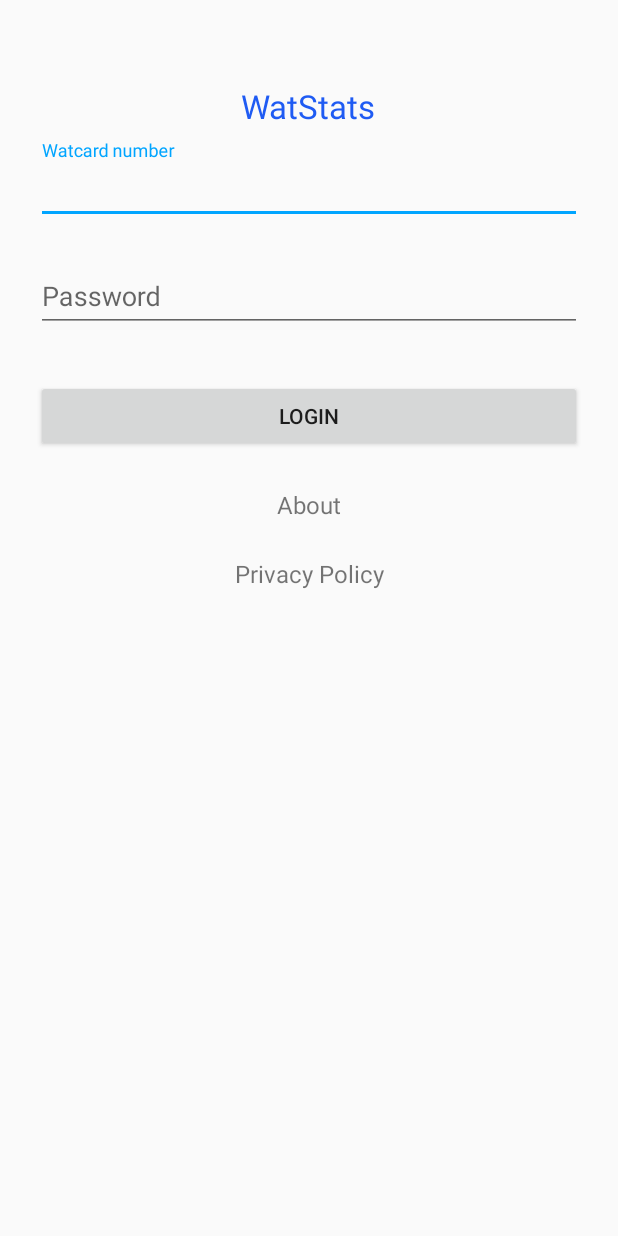
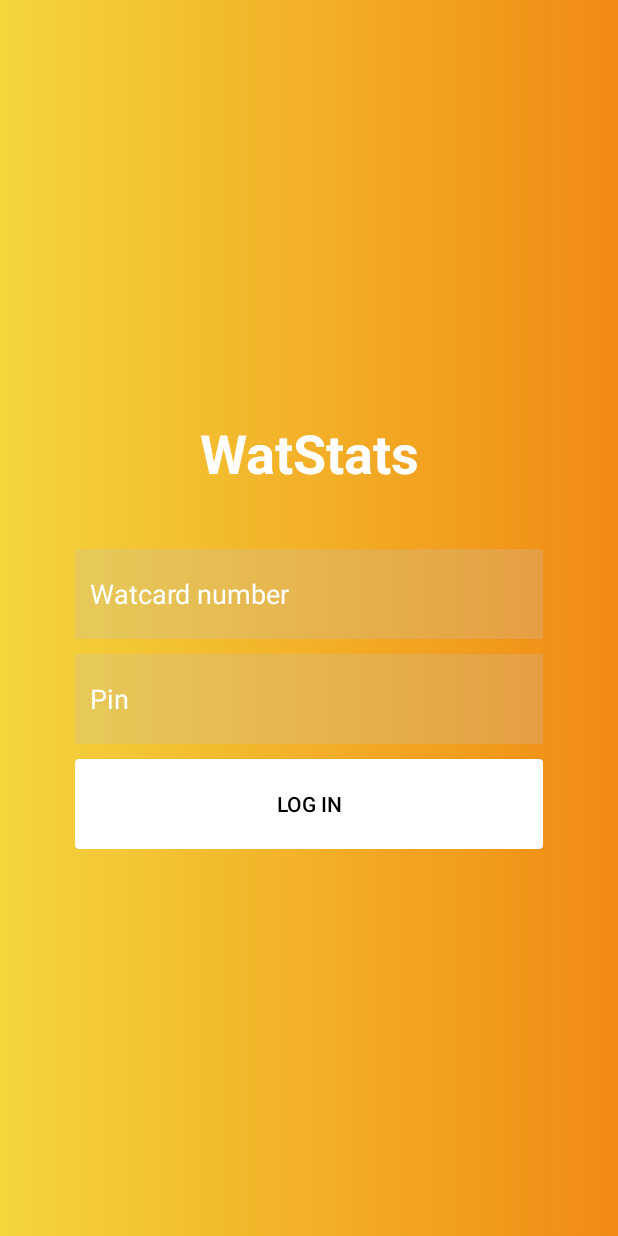
Before and after one commit to KevinLu/WatStats, an Android app: the layout activity_login.xml on its own in the app's theme, with its tools: preview values and no code run, on a phone screen of 412 x 824 dp. Run offline under Robolectric (Android 15) with nearby library versions, the phone set to English and light mode, and no system bars.

Commit message:
Add simple LoginActivity and login function

```diff
--- a/app/src/main/AndroidManifest.xml
+++ b/app/src/main/AndroidManifest.xml
@@ -12,6 +12,9 @@
         android:supportsRtl="true"
         android:theme="@style/AppTheme">
         <activity android:name=".MainActivity">
+        </activity>
+        <activity android:name=".LoginActivity" android:label="@string/app_name"
+            android:noHistory="true" android:excludeFromRecents="true">
             <intent-filter>
                 <action android:name="android.intent.action.MAIN" />
                 <category android:name="android.intent.category.LAUNCHER" />
--- /dev/null
+++ b/app/src/main/java/com/kevinlu/watstats/LoginActivity.java
@@ -0,0 +1,72 @@
+package com.kevinlu.watstats;
+
+import android.content.Intent;
+import android.graphics.drawable.AnimationDrawable;
+import android.os.Bundle;
+import android.view.View;
+import android.widget.Button;
+import android.widget.EditText;
+import android.widget.RelativeLayout;
+import android.widget.TextView;
+
+import androidx.appcompat.app.AppCompatActivity;
+
+
+public class LoginActivity extends AppCompatActivity {
+
+    RelativeLayout container;
+    AnimationDrawable anim;
+
+    //LoginHelper loginHelper;
+    TextView lblHeader;
+
+    EditText edtPassword, edtEmail;
+    Button btnLogin;
+
+    @Override
+    protected void onCreate(Bundle savedInstanceState) {
+        super.onCreate(savedInstanceState);
+
+        findViewById(android.R.id.content).setSystemUiVisibility(
+                View.SYSTEM_UI_FLAG_LAYOUT_FULLSCREEN | View.SYSTEM_UI_FLAG_LAYOUT_STABLE);
+
+        setContentView(R.layout.activity_login);
+        container = findViewById(R.id.container);
+        anim = (AnimationDrawable) container.getBackground();
+        anim.setEnterFadeDuration(100);
+        anim.setExitFadeDuration(1000);
+
+        //loginHelper = new LoginHelper(MainActivity.this);
+
+        lblHeader = findViewById(R.id.appHeader);
+
+        edtEmail = findViewById(R.id.loginUser);
+        edtPassword = findViewById(R.id.loginPass);
+        btnLogin = findViewById(R.id.loginButton);
+
+        btnLogin.setOnClickListener(view -> {
+            if (edtPassword.getText().toString().equals("") && edtEmail.getText().toString().equals("")) {
+                // Show error...
+            } else {
+                Intent launchHome = new Intent(LoginActivity.this, MainActivity.class);
+                launchHome.putExtra("user", edtEmail.getText().toString());
+                launchHome.putExtra("pass", edtPassword.getText().toString());
+                startActivity(launchHome);
+            }
+        });
+    }
+
+    @Override
+    protected void onResume() {
+        super.onResume();
+        if (anim != null && !anim.isRunning())
+            anim.start();
+    }
+
+    @Override
+    protected void onPause() {
+        super.onPause();
+        if (anim != null && anim.isRunning())
+            anim.stop();
+    }
+}
--- a/app/src/main/java/com/kevinlu/watstats/MainActivity.java
+++ b/app/src/main/java/com/kevinlu/watstats/MainActivity.java
@@ -35,6 +35,8 @@ public class MainActivity extends AppCompatActivity {
     private List<MonthlySpending> monthlySpendingList;
     private WatCardAPI api = new WatCardAPI();
     private WatCardService service = api.createService();
+    private String user;
+    private String pass;
 
     @Override
     protected void onCreate(Bundle savedInstanceState) {
@@ -79,7 +81,13 @@ public class MainActivity extends AppCompatActivity {
             }
         });
 
-        login("user", "pass");
+        Bundle bundle = getIntent().getExtras();
+        if (bundle != null) {
+            user = bundle.getString("user");
+            pass = bundle.getString("pass");
+        }
+
+        login(user, pass);
     }
 
     public void login(String id, String pin) {
--- /dev/null
+++ b/app/src/main/res/drawable/animation_list.xml
@@ -0,0 +1,18 @@
+<?xml version="1.0" encoding="utf-8"?>
+<animation-list xmlns:android="http://schemas.android.com/apk/res/android">
+    <item
+        android:drawable="@drawable/color1"
+        android:duration="4000" />
+    <item
+        android:drawable="@drawable/color2"
+        android:duration="4000" />
+    <item
+        android:drawable="@drawable/color3"
+        android:duration="4000" />
+    <item
+        android:drawable="@drawable/color4"
+        android:duration="4000" />
+    <item
+        android:drawable="@drawable/color5"
+        android:duration="4000" />
+</animation-list>
--- /dev/null
+++ b/app/src/main/res/drawable/color1.xml
@@ -0,0 +1,7 @@
+<?xml version="1.0" encoding="utf-8"?>
+<shape xmlns:android="http://schemas.android.com/apk/res/android">
+    <gradient
+        android:startColor="#F4D63D"
+        android:endColor="#F18A13"
+        android:angle="0"/>
+</shape>
--- /dev/null
+++ b/app/src/main/res/drawable/color2.xml
@@ -0,0 +1,7 @@
+<?xml version="1.0" encoding="utf-8"?>
+<shape xmlns:android="http://schemas.android.com/apk/res/android">
+    <gradient
+        android:startColor="#F18A13"
+        android:endColor="#FF9A3E"
+        android:angle="45"/>
+</shape>
--- /dev/null
+++ b/app/src/main/res/drawable/color3.xml
@@ -0,0 +1,7 @@
+<?xml version="1.0" encoding="utf-8"?>
+<shape xmlns:android="http://schemas.android.com/apk/res/android">
+    <gradient
+        android:startColor="#FF9A3E"
+        android:endColor="#DFDC25"
+        android:angle="90"/>
+</shape>
--- /dev/null
+++ b/app/src/main/res/drawable/color4.xml
@@ -0,0 +1,7 @@
+<?xml version="1.0" encoding="utf-8"?>
+<shape xmlns:android="http://schemas.android.com/apk/res/android">
+    <gradient
+        android:startColor="#DFDC25"
+        android:endColor="#1A1A1A"
+        android:angle="135"/>
+</shape>
--- /dev/null
+++ b/app/src/main/res/drawable/color5.xml
@@ -0,0 +1,7 @@
+<?xml version="1.0" encoding="utf-8"?>
+<shape xmlns:android="http://schemas.android.com/apk/res/android">
+    <gradient
+        android:startColor="#FF9300"
+        android:endColor="#1A1A1A"
+        android:angle="0"/>
+</shape>
--- /dev/null
+++ b/app/src/main/res/drawable/login_button.xml
@@ -0,0 +1,18 @@
+<?xml version="1.0" encoding="utf-8"?>
+<selector xmlns:android="http://schemas.android.com/apk/res/android">
+    <item
+        android:state_pressed="true"
+        android:state_enabled="false"
+        android:drawable="@drawable/login_button_disabled" />
+    <item
+        android:state_pressed="true"
+        android:state_enabled="true"
+        android:drawable="@drawable/login_button_pressed" />
+    <item
+        android:state_focused="true"
+        android:state_enabled="true"
+        android:drawable="@drawable/login_button_enabled" />
+    <item
+        android:state_enabled="true"
+        android:drawable="@drawable/login_button_enabled" />
+</selector>
--- /dev/null
+++ b/app/src/main/res/drawable/login_button_disabled.xml
@@ -0,0 +1,16 @@
+<?xml version="1.0" encoding="utf-8"?>
+
+<shape xmlns:android="http://schemas.android.com/apk/res/android"
+    android:shape="rectangle">
+    <solid
+        android:color="#abe9e9e9"/>
+
+    <padding android:left="7dp"
+        android:top="7dp"
+        android:right="7dp"
+        android:bottom="7dp" />
+    <stroke
+        android:width="1dip"
+        android:color="#000" />
+    <corners android:radius= "2dp" />
+</shape>
--- /dev/null
+++ b/app/src/main/res/drawable/login_button_enabled.xml
@@ -0,0 +1,16 @@
+<?xml version="1.0" encoding="utf-8"?>
+
+<shape xmlns:android="http://schemas.android.com/apk/res/android"
+    android:shape="rectangle">
+    <solid
+        android:color="#fff"/>
+
+    <padding android:left="7dp"
+        android:top="7dp"
+        android:right="7dp"
+        android:bottom="7dp" />
+    <stroke
+        android:width="1dip"
+        android:color="#fff" />
+    <corners android:radius= "2dp" />
+</shape>
--- /dev/null
+++ b/app/src/main/res/drawable/login_button_pressed.xml
@@ -0,0 +1,16 @@
+<?xml version="1.0" encoding="utf-8"?>
+
+<shape xmlns:android="http://schemas.android.com/apk/res/android"
+    android:shape="rectangle">
+    <solid
+        android:color="#abe9e9e9"/>
+
+    <padding android:left="7dp"
+        android:top="7dp"
+        android:right="7dp"
+        android:bottom="7dp" />
+    <stroke
+        android:width="1dip"
+        android:color="#abe9e9e9" />
+    <corners android:radius= "2dp" />
+</shape>
--- /dev/null
+++ b/app/src/main/res/drawable/login_text_bg.xml
@@ -0,0 +1,8 @@
+<?xml version="1.0" encoding="utf-8"?>
+<selector xmlns:android="http://schemas.android.com/apk/res/android">
+<item>
+    <shape android:shape="rectangle">
+        <solid android:color="#40C0C0C0" />
+    </shape>
+</item>
+</selector>
--- a/app/src/main/res/layout/activity_login.xml
+++ b/app/src/main/res/layout/activity_login.xml
@@ -1,89 +1,65 @@
 <?xml version="1.0" encoding="utf-8"?>
-<ScrollView xmlns:android="http://schemas.android.com/apk/res/android"
-    android:layout_width="fill_parent"
-    android:layout_height="fill_parent"
-    android:fitsSystemWindows="true">
+<RelativeLayout xmlns:android="http://schemas.android.com/apk/res/android"
+    android:id="@+id/container"
+    android:layout_width="match_parent"
+    android:layout_height="match_parent"
+    android:background="@drawable/animation_list"
+    android:orientation="vertical"
+    android:padding="50dp">
 
     <LinearLayout
-        android:orientation="vertical"
         android:layout_width="match_parent"
-        android:layout_height="match_parent"
-        android:paddingTop="56dp"
-        android:paddingLeft="24dp"
-        android:paddingRight="24dp">
-
-        <WebView
-            android:id="@+id/webview_test"
-            android:layout_width="wrap_content"
-            android:layout_height="wrap_content"
-            android:visibility="gone">
-        </WebView>
+        android:layout_height="wrap_content"
+        android:layout_centerInParent="true"
+        android:orientation="vertical">
 
         <TextView
-            android:layout_width="wrap_content"
-            android:layout_height="wrap_content"
-            android:text="@string/app_name"
-            android:layout_gravity="center"
-            android:textColor="@color/colorPrimary"
-            android:textSize="@dimen/headerTextSize"
-            />
-
-        <!--<ImageView android:src="@drawable/logo"-->
-            <!--android:layout_width="wrap_content"-->
-            <!--android:layout_height="72dp"-->
-            <!--android:layout_marginBottom="24dp"-->
-            <!--android:layout_gravity="center_horizontal" />-->
-
-        <!-- Watcard Label -->
-        <com.google.android.material.textfield.TextInputLayout
+            android:id="@+id/appHeader"
             android:layout_width="match_parent"
             android:layout_height="wrap_content"
-            android:layout_marginTop="8dp"
-            android:layout_marginBottom="8dp">
-            <EditText android:id="@+id/input_watcard"
-                android:layout_width="match_parent"
-                android:layout_height="wrap_content"
-                android:inputType="textEmailAddress"
-                android:hint="Watcard number" />
-        </com.google.android.material.textfield.TextInputLayout>
+            android:layout_gravity="center_horizontal"
+            android:layout_marginBottom="10dp"
+            android:gravity="center_horizontal"
+            android:padding="20dp"
+            android:text="WatStats"
+            android:textColor="#fff"
+            android:textSize="36sp"
+            android:textStyle="bold" />
 
-        <!-- Password Label -->
-        <com.google.android.material.textfield.TextInputLayout
+        <EditText
+            android:id="@+id/loginUser"
             android:layout_width="match_parent"
-            android:layout_height="wrap_content"
-            android:layout_marginTop="8dp"
-            android:layout_marginBottom="8dp">
-            <EditText android:id="@+id/input_password"
-                android:layout_width="match_parent"
-                android:layout_height="wrap_content"
-                android:inputType="textPassword"
-                android:hint="Password"/>
-        </com.google.android.material.textfield.TextInputLayout>
+            android:layout_height="60dp"
+            android:layout_marginTop="10dp"
+            android:adjustViewBounds="true"
+            android:background="@drawable/login_text_bg"
+            android:hint="Watcard number"
+            android:padding="10dp"
+            android:textColor="#fff"
+            android:textColorHint="#fff" />
 
-        <androidx.appcompat.widget.AppCompatButton
-            android:id="@+id/btn_login"
-            android:layout_width="fill_parent"
-            android:layout_height="wrap_content"
-            android:layout_marginTop="24dp"
-            android:layout_marginBottom="24dp"
-            android:padding="12dp"
-            android:text="Login"/>
+        <EditText
+            android:id="@+id/loginPass"
+            android:layout_width="match_parent"
+            android:layout_height="60dp"
+            android:layout_marginTop="10dp"
+            android:adjustViewBounds="true"
+            android:background="@drawable/login_text_bg"
+            android:hint="Pin"
+            android:inputType="textPassword"
+            android:padding="10dp"
+            android:textColor="#fff"
+            android:textColorHint="#fff" />
 
-        <TextView android:id="@+id/about"
-            android:layout_width="fill_parent"
-            android:layout_height="wrap_content"
-            android:layout_marginBottom="24dp"
-            android:text="About"
-            android:gravity="center"
-            android:textSize="16dip"/>
-
-        <TextView android:id="@+id/privacy_policy"
-            android:layout_width="fill_parent"
-            android:layout_height="wrap_content"
-            android:layout_marginBottom="24dp"
-            android:text="Privacy Policy"
-            android:gravity="center"
-            android:textSize="16dip"/>
+        <Button
+            android:id="@+id/loginButton"
+            android:layout_width="match_parent"
+            android:layout_height="60dp"
+            android:layout_marginTop="10dp"
+            android:background="@drawable/login_button"
+            android:text="Log In"
+            android:textColor="#000" />
 
     </LinearLayout>
-</ScrollView>
+
+</RelativeLayout>
```
